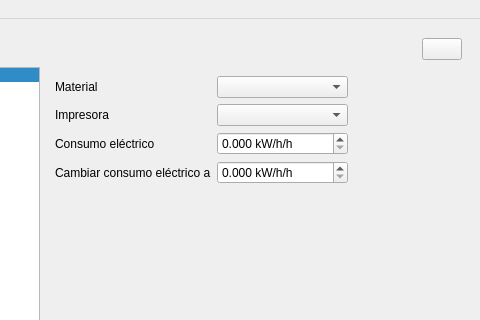
Old version of the form UI/gui.ui in the repository LewisMojica/3DPricing; both pictures show x 348 to 828 and y 0 to 320 of the 828 by 658 pixel window.
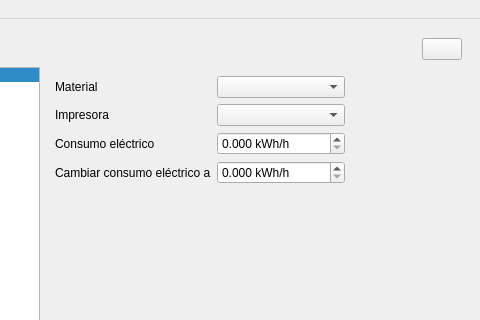
New version of the form. The open tabs and pages were chosen to show the change. Icons and pictures are not drawn.

Commit message: Se crea widget de configuración

The edit to the form file:
```diff
--- a/UI/gui.ui
+++ b/UI/gui.ui
@@ -1120,7 +1120,7 @@
                   <item row="2" column="1">
                    <widget class="QDoubleSpinBox" name="costoDeElectricidadSpinBox">
                     <property name="suffix">
-                     <string> kW/h/h</string>
+                     <string> kWh/h</string>
                     </property>
                     <property name="decimals">
                      <number>3</number>
@@ -1133,7 +1133,7 @@
                   <item row="3" column="1">
                    <widget class="QDoubleSpinBox" name="cambiarCostoDeElectricidadASpinBox">
                     <property name="suffix">
-                     <string> kW/h/h</string>
+                     <string> kWh/h</string>
                     </property>
                     <property name="decimals">
                      <number>3</number>
```
Left out of the diff: 19 changed lines with no effect on the pictures. The commit also changes 4 other files.
